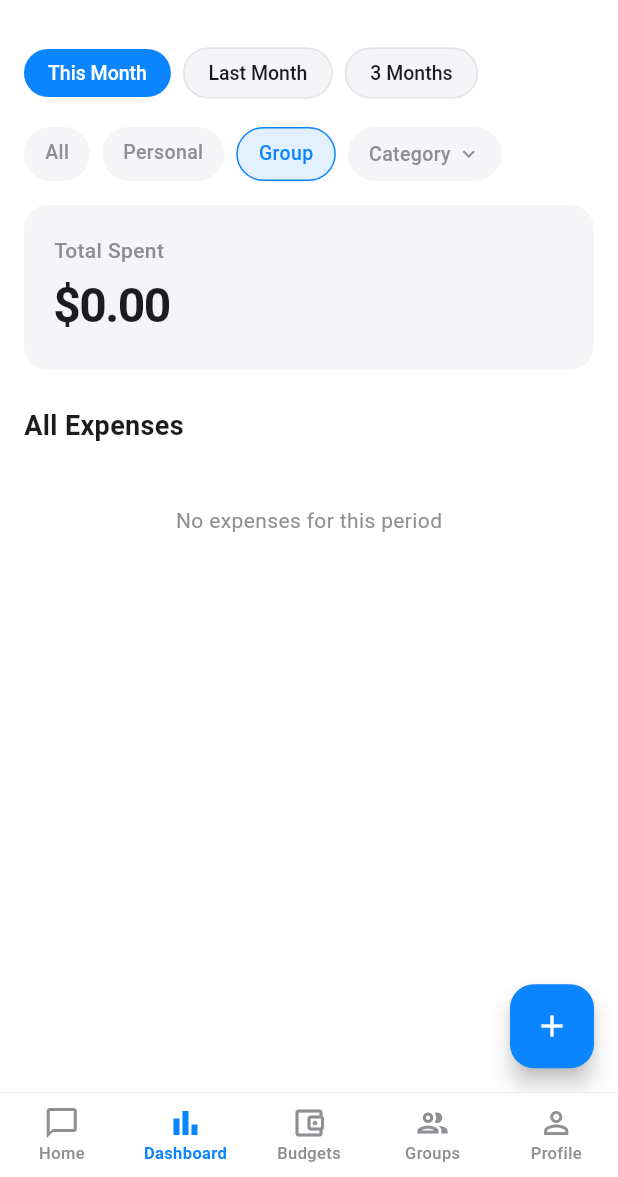
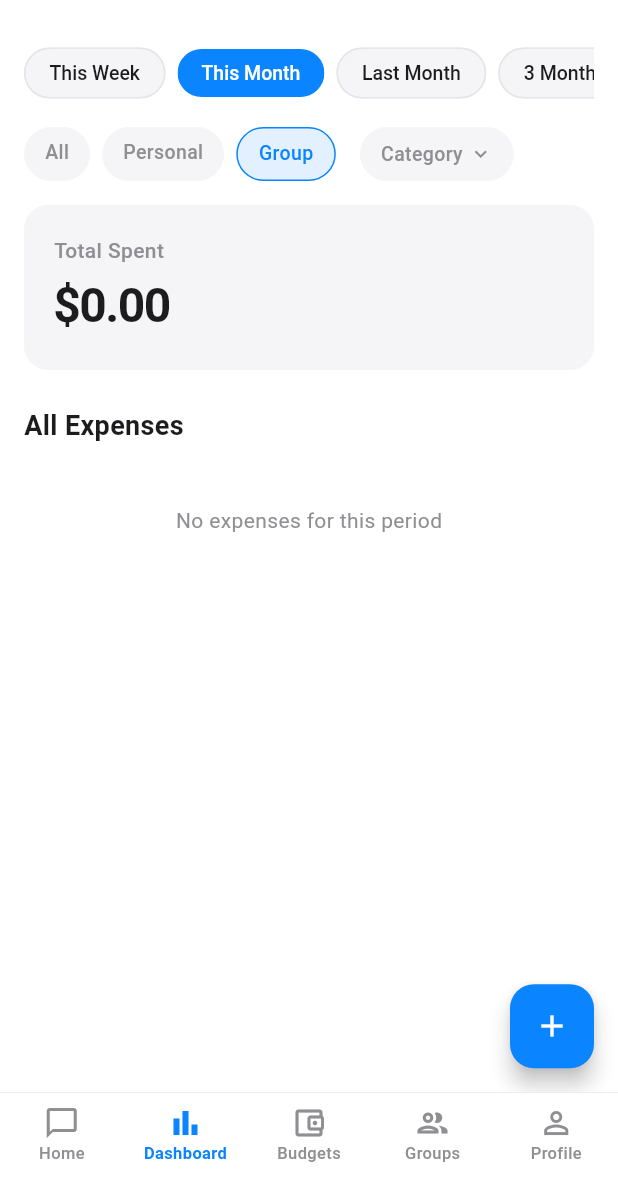
Before and after one commit to sarathfrancis90/penny, a Flutter app: the DashboardScreen screen opened by its route, after a tap on "Group", on a phone screen of 412 x 824 dp, the part 59-1236 px from its top. Run offline on Flutter 3.47's test engine with Material 3 defaults, Android fonts, the phone set to English and light mode, and no system bars; our stand-ins replace cloud_firestore, connectivity_plus, dio, firebase_auth, firebase_core, firebase_crashlytics and 12 more; accounts and stored records are empty.

Commit message:
feat: Enhanced dashboard filters — date range picker, group filter, more presets
Dashboard Filter Improvements:
- Period presets: This Week, This Month, Last Month, 3 Months, This Year, Custom
- Custom date range picker with native iOS date range UI
- Group-specific filter — dropdown showing all user's groups
- Group filter shows group icon + name in picker bottom sheet
- Category filter (existing) works alongside group filter
- All filters combinable (e.g. "This Year" + "Family group" + "Meals")

Provider changes:
- DashboardPeriod enum expanded: thisWeek, thisYear, custom
- Added customDateRangeProvider for custom date range state
- Added groupIdFilter to ExpenseFilter class
- filteredExpensesProvider handles all filter combinations

Co-Authored-By: Claude Opus 4.6 (1M context) <noreply@anthropic.com>

```diff
--- a/mobile/lib/presentation/providers/expense_providers.dart
+++ b/mobile/lib/presentation/providers/expense_providers.dart
@@ -1,3 +1,4 @@
+import 'package:flutter/material.dart' show DateTimeRange;
 import 'package:flutter_riverpod/flutter_riverpod.dart';
 import 'package:intl/intl.dart';
 import 'package:penny_mobile/data/models/expense_model.dart';
@@ -47,19 +48,142 @@ final lastMonthTotalProvider = Provider<double>((ref) {
 });
 
 /// Category breakdown for current month.
-final categoryBreakdownProvider =
-    Provider<List<CategoryBreakdown>>((ref) {
+final categoryBreakdownProvider = Provider<List<CategoryBreakdown>>((ref) {
   final expenses = ref.watch(currentMonthExpensesProvider);
+  return _computeBreakdown(expenses);
+});
+
+// ============================================================
+// DASHBOARD FILTERS
+// ============================================================
+
+/// Period presets + custom date range.
+enum DashboardPeriod {
+  thisWeek,
+  thisMonth,
+  lastMonth,
+  threeMonths,
+  thisYear,
+  custom,
+}
+
+final dashboardPeriodProvider =
+    StateProvider<DashboardPeriod>((ref) => DashboardPeriod.thisMonth);
+
+/// Custom date range (used when period == custom).
+final customDateRangeProvider =
+    StateProvider<DateTimeRange?>((ref) => null);
+
+/// Expense type filter.
+enum ExpenseTypeFilter { all, personal, group }
+
+/// Full filter state.
+class ExpenseFilter {
+  const ExpenseFilter({
+    this.typeFilter = ExpenseTypeFilter.all,
+    this.categoryFilter,
+    this.groupIdFilter,
+  });
+
+  final ExpenseTypeFilter typeFilter;
+  final String? categoryFilter;
+  final String? groupIdFilter; // Filter by specific group
+
+  ExpenseFilter copyWith({
+    ExpenseTypeFilter? typeFilter,
+    String? Function()? categoryFilter,
+    String? Function()? groupIdFilter,
+  }) {
+    return ExpenseFilter(
+      typeFilter: typeFilter ?? this.typeFilter,
+      categoryFilter:
+          categoryFilter != null ? categoryFilter() : this.categoryFilter,
+      groupIdFilter:
+          groupIdFilter != null ? groupIdFilter() : this.groupIdFilter,
+    );
+  }
+}
+
+final expenseFilterProvider =
+    StateProvider<ExpenseFilter>((ref) => const ExpenseFilter());
+
+/// Expenses filtered by period + type + category + group.
+final filteredExpensesProvider = Provider<List<ExpenseModel>>((ref) {
+  final expenses = ref.watch(allExpensesProvider).valueOrNull ?? [];
+  final period = ref.watch(dashboardPeriodProvider);
+  final customRange = ref.watch(customDateRangeProvider);
+  final filter = ref.watch(expenseFilterProvider);
+  final now = DateTime.now();
+
+  // Step 1: filter by period
+  final periodFiltered = expenses.where((e) {
+    final d = e.date.toDate();
+    switch (period) {
+      case DashboardPeriod.thisWeek:
+        final weekStart = now.subtract(Duration(days: now.weekday - 1));
+        return !d.isBefore(DateTime(weekStart.year, weekStart.month, weekStart.day));
+      case DashboardPeriod.thisMonth:
+        return d.year == now.year && d.month == now.month;
+      case DashboardPeriod.lastMonth:
+        final lastMonth = DateTime(now.year, now.month - 1);
+        return d.year == lastMonth.year && d.month == lastMonth.month;
+      case DashboardPeriod.threeMonths:
+        final threeMonthsAgo = DateTime(now.year, now.month - 2, 1);
+        return !d.isBefore(threeMonthsAgo);
+      case DashboardPeriod.thisYear:
+        return d.year == now.year;
+      case DashboardPeriod.custom:
+        if (customRange == null) return true;
+        return !d.isBefore(customRange.start) &&
+            d.isBefore(customRange.end.add(const Duration(days: 1)));
+    }
+  }).toList();
+
+  // Step 2: filter by type (personal / group)
+  var filtered = periodFiltered.where((e) {
+    switch (filter.typeFilter) {
+      case ExpenseTypeFilter.all:
+        return true;
+      case ExpenseTypeFilter.personal:
+        return e.expenseType == 'personal';
+      case ExpenseTypeFilter.group:
+        return e.expenseType == 'group';
+    }
+  }).toList();
+
+  // Step 3: filter by specific group
+  if (filter.groupIdFilter != null) {
+    filtered = filtered.where((e) => e.groupId == filter.groupIdFilter).toList();
+  }
+
+  // Step 4: filter by category
+  if (filter.categoryFilter != null) {
+    filtered = filtered.where((e) => e.category == filter.categoryFilter).toList();
+  }
+
+  // Sort by date descending
+  filtered.sort((a, b) => b.date.toDate().compareTo(a.date.toDate()));
+
+  return filtered;
+});
+
+/// Category breakdown derived from filtered expenses.
+final filteredCategoryBreakdownProvider = Provider<List<CategoryBreakdown>>((ref) {
+  return _computeBreakdown(ref.watch(filteredExpensesProvider));
+});
+
+// ============================================================
+// HELPERS
+// ============================================================
+
+List<CategoryBreakdown> _computeBreakdown(List<ExpenseModel> expenses) {
   final totals = <String, double>{};
-
   for (final e in expenses) {
     totals[e.category] = (totals[e.category] ?? 0) + e.amount;
   }
-
   final total = totals.values.fold(0.0, (a, b) => a + b);
   final sorted = totals.entries.toList()
     ..sort((a, b) => b.value.compareTo(a.value));
-
   return sorted
       .map((e) => CategoryBreakdown(
             category: e.key,
@@ -67,13 +191,7 @@ final categoryBreakdownProvider =
             percentage: total > 0 ? (e.value / total * 100) : 0,
           ))
       .toList();
-});
-
-/// Selected period for dashboard.
-enum DashboardPeriod { thisMonth, lastMonth, threeMonths }
-
-final dashboardPeriodProvider =
-    StateProvider<DashboardPeriod>((ref) => DashboardPeriod.thisMonth);
+}
 
 class CategoryBreakdown {
   const CategoryBreakdown({
@@ -87,125 +205,26 @@ class CategoryBreakdown {
   final double percentage;
 }
 
-/// Cash flow data for the last 3 months (expenses vs income).
+/// Cash flow data for the last 3 months.
 final cashFlowProvider = Provider<List<MonthCashFlow>>((ref) {
   final expenses = ref.watch(allExpensesProvider).valueOrNull ?? [];
   final monthlyIncome = ref.watch(totalMonthlyIncomeProvider);
-
   final now = DateTime.now();
   final months = <MonthCashFlow>[];
 
   for (var i = 2; i >= 0; i--) {
     final target = DateTime(now.year, now.month - i);
     final label = DateFormat.MMM().format(target);
-
     final monthExpenses = expenses.where((e) {
       final d = e.date.toDate();
       return d.year == target.year && d.month == target.month;
     });
     final totalExpenses = monthExpenses.fold(0.0, (sum, e) => sum + e.amount);
-
     months.add(MonthCashFlow(
       monthLabel: label,
       income: monthlyIncome,
       expenses: totalExpenses,
     ));
   }
-
   return months;
 });
-
-/// Filter state for the dashboard expense list.
-enum ExpenseTypeFilter { all, personal, group }
-
-class ExpenseFilter {
-  const ExpenseFilter({
-    this.typeFilter = ExpenseTypeFilter.all,
-    this.categoryFilter,
-  });
-
-  final ExpenseTypeFilter typeFilter;
-  final String? categoryFilter;
-
-  ExpenseFilter copyWith({
-    ExpenseTypeFilter? typeFilter,
-    String? Function()? categoryFilter,
-  }) {
-    return ExpenseFilter(
-      typeFilter: typeFilter ?? this.typeFilter,
-      categoryFilter:
-          categoryFilter != null ? categoryFilter() : this.categoryFilter,
-    );
-  }
-}
-
-final expenseFilterProvider =
-    StateProvider<ExpenseFilter>((ref) => const ExpenseFilter());
-
-/// Expenses filtered by the dashboard period, then by the expense filter.
-final filteredExpensesProvider = Provider<List<ExpenseModel>>((ref) {
-  final expenses = ref.watch(allExpensesProvider).valueOrNull ?? [];
-  final period = ref.watch(dashboardPeriodProvider);
-  final filter = ref.watch(expenseFilterProvider);
-  final now = DateTime.now();
-
-  // Step 1: filter by period
-  final periodFiltered = expenses.where((e) {
-    final d = e.date.toDate();
-    switch (period) {
-      case DashboardPeriod.thisMonth:
-        return d.year == now.year && d.month == now.month;
-      case DashboardPeriod.lastMonth:
-        final lastMonth = DateTime(now.year, now.month - 1);
-        return d.year == lastMonth.year && d.month == lastMonth.month;
-      case DashboardPeriod.threeMonths:
-        final threeMonthsAgo = DateTime(now.year, now.month - 2, 1);
-        return !d.isBefore(threeMonthsAgo);
-    }
-  }).toList();
-
-  // Step 2: filter by type (personal / group)
-  final typeFiltered = periodFiltered.where((e) {
-    switch (filter.typeFilter) {
-      case ExpenseTypeFilter.all:
-        return true;
-      case ExpenseTypeFilter.personal:
-        return e.expenseType == 'personal';
-      case ExpenseTypeFilter.group:
-        return e.expenseType == 'group';
-    }
-  }).toList();
-
-  // Step 3: filter by category
-  final categoryFiltered = filter.categoryFilter == null
-      ? typeFiltered
-      : typeFiltered.where((e) => e.category == filter.categoryFilter).toList();
-
-  // Sort by date descending
-  categoryFiltered.sort((a, b) => b.date.toDate().compareTo(a.date.toDate()));
-
-  return categoryFiltered;
-});
-
-/// Category breakdown derived from filtered expenses (respects period + filters).
-final filteredCategoryBreakdownProvider =
-    Provider<List<CategoryBreakdown>>((ref) {
-  final expenses = ref.watch(filteredExpensesProvider);
-  final totals = <String, double>{};
-
-  for (final e in expenses) {
-    totals[e.category] = (totals[e.category] ?? 0) + e.amount;
-  }
-
-  final total = totals.values.fold(0.0, (a, b) => a + b);
-  final sorted = totals.entries.toList()
-    ..sort((a, b) => b.value.compareTo(a.value));
-
-  return sorted
-      .map((e) => CategoryBreakdown(
-            category: e.key,
-            amount: e.value,
-            percentage: total > 0 ? (e.value / total * 100) : 0,
-          ))
-      .toList();
-});
--- a/mobile/lib/presentation/screens/dashboard/dashboard_screen.dart
+++ b/mobile/lib/presentation/screens/dashboard/dashboard_screen.dart
@@ -6,6 +6,7 @@ import 'package:penny_mobile/core/constants/app_colors.dart';
 import 'package:penny_mobile/core/constants/categories.dart';
 import 'package:penny_mobile/data/models/expense_model.dart';
 import 'package:penny_mobile/presentation/providers/expense_providers.dart';
+import 'package:penny_mobile/presentation/providers/group_providers.dart';
 import 'package:penny_mobile/presentation/widgets/quick_add_expense.dart';
 import 'package:penny_mobile/presentation/screens/dashboard/widgets/expense_list_tile.dart';
 import 'package:penny_mobile/presentation/widgets/animated_counter.dart';
@@ -193,23 +194,39 @@ class _PeriodSelector extends ConsumerWidget {
   @override
   Widget build(BuildContext context, WidgetRef ref) {
     final selected = ref.watch(dashboardPeriodProvider);
+    final customRange = ref.watch(customDateRangeProvider);
 
-    return Row(
-      children: DashboardPeriod.values.map((period) {
+    final presets = <DashboardPeriod, String>{
+      DashboardPeriod.thisWeek: 'This Week',
+      DashboardPeriod.thisMonth: 'This Month',
+      DashboardPeriod.lastMonth: 'Last Month',
+      DashboardPeriod.threeMonths: '3 Months',
+      DashboardPeriod.thisYear: 'This Year',
+      DashboardPeriod.custom: customRange != null
+          ? '${DateFormat('MMM d').format(customRange.start)} – ${DateFormat('MMM d').format(customRange.end)}'
+          : 'Custom',
+    };
+
+    return SingleChildScrollView(
+      scrollDirection: Axis.horizontal,
+      child: Row(
+        children: presets.entries.map((entry) {
+          final period = entry.key;
+          final label = entry.value;
           final isActive = period == selected;
-        final label = switch (period) {
-          DashboardPeriod.thisMonth => 'This Month',
-          DashboardPeriod.lastMonth => 'Last Month',
-          DashboardPeriod.threeMonths => '3 Months',
-        };
 
           return Padding(
             padding: const EdgeInsets.only(right: 8),
             child: ChoiceChip(
               label: Text(label),
               selected: isActive,
-            onSelected: (_) =>
-                ref.read(dashboardPeriodProvider.notifier).state = period,
+              onSelected: (_) {
+                if (period == DashboardPeriod.custom) {
+                  _showDateRangePicker(context, ref);
+                } else {
+                  ref.read(dashboardPeriodProvider.notifier).state = period;
+                }
+              },
               selectedColor: AppColors.primary,
               labelStyle: TextStyle(
                 color: isActive ? Colors.white : AppColors.textPrimary,
@@ -226,7 +243,37 @@ class _PeriodSelector extends ConsumerWidget {
             ),
           );
         }).toList(),
+      ),
     );
+  }
+
+  Future<void> _showDateRangePicker(BuildContext context, WidgetRef ref) async {
+    final now = DateTime.now();
+    final picked = await showDateRangePicker(
+      context: context,
+      firstDate: DateTime(2020),
+      lastDate: now,
+      initialDateRange: ref.read(customDateRangeProvider) ??
+          DateTimeRange(
+            start: DateTime(now.year, now.month, 1),
+            end: now,
+          ),
+      builder: (context, child) {
+        return Theme(
+          data: Theme.of(context).copyWith(
+            colorScheme: Theme.of(context).colorScheme.copyWith(
+                  primary: AppColors.primary,
+                ),
+          ),
+          child: child!,
+        );
+      },
+    );
+
+    if (picked != null) {
+      ref.read(customDateRangeProvider.notifier).state = picked;
+      ref.read(dashboardPeriodProvider.notifier).state = DashboardPeriod.custom;
+    }
   }
 }
 
@@ -273,12 +320,28 @@ class _FilterRow extends ConsumerWidget {
           // Group chip
           _FilterChip(
             label: 'Group',
-            isActive: filter.typeFilter == ExpenseTypeFilter.group,
+            isActive: filter.typeFilter == ExpenseTypeFilter.group &&
+                filter.groupIdFilter == null,
             onTap: () {
               ref.read(expenseFilterProvider.notifier).state = filter.copyWith(
                 typeFilter: filter.typeFilter == ExpenseTypeFilter.group
                     ? ExpenseTypeFilter.all
                     : ExpenseTypeFilter.group,
+                groupIdFilter: () => null,
+              );
+            },
+          ),
+          const SizedBox(width: 8),
+
+          // Specific group picker chip
+          _GroupDropdownChip(
+            selectedGroupId: filter.groupIdFilter,
+            onChanged: (groupId) {
+              ref.read(expenseFilterProvider.notifier).state = filter.copyWith(
+                typeFilter: groupId != null
+                    ? ExpenseTypeFilter.group
+                    : ExpenseTypeFilter.all,
+                groupIdFilter: () => groupId,
               );
             },
           ),
@@ -332,6 +395,93 @@ class _FilterChip extends StatelessWidget {
             fontWeight: FontWeight.w500,
             color: isActive ? AppColors.primary : AppColors.textSecondary,
           ),
+        ),
+      ),
+    );
+  }
+}
+
+class _GroupDropdownChip extends ConsumerWidget {
+  const _GroupDropdownChip({
+    required this.selectedGroupId,
+    required this.onChanged,
+  });
+
+  final String? selectedGroupId;
+  final ValueChanged<String?> onChanged;
+
+  @override
+  Widget build(BuildContext context, WidgetRef ref) {
+    final groupsAsync = ref.watch(userGroupsProvider);
+    final groups = groupsAsync.valueOrNull ?? [];
+
+    if (groups.isEmpty) return const SizedBox.shrink();
+
+    final selectedName = selectedGroupId != null
+        ? groups.where((g) => g.id == selectedGroupId).firstOrNull?.name
+        : null;
+
+    return GestureDetector(
+      onTap: () {
+        showModalBottomSheet(
+          context: context,
+          builder: (ctx) => SafeArea(
+            child: Column(
+              mainAxisSize: MainAxisSize.min,
+              children: [
+                ListTile(
+                  title: const Text('All Groups'),
+                  selected: selectedGroupId == null,
+                  onTap: () {
+                    onChanged(null);
+                    Navigator.pop(ctx);
+                  },
+                ),
+                ...groups.map((g) => ListTile(
+                      leading: Text(g.icon ?? '👥', style: const TextStyle(fontSize: 20)),
+                      title: Text(g.name),
+                      selected: selectedGroupId == g.id,
+                      onTap: () {
+                        onChanged(g.id);
+                        Navigator.pop(ctx);
+                      },
+                    )),
+              ],
+            ),
+          ),
+        );
+      },
+      child: Container(
+        padding: const EdgeInsets.symmetric(horizontal: 12, vertical: 6),
+        decoration: BoxDecoration(
+          color: selectedGroupId != null ? AppColors.primary : AppColors.surface,
+          borderRadius: BorderRadius.circular(20),
+          border: selectedGroupId != null
+              ? null
+              : Border.all(color: AppColors.divider),
+        ),
+        child: Row(
+          mainAxisSize: MainAxisSize.min,
+          children: [
+            Text(
+              selectedName ?? 'By Group',
+              style: TextStyle(
+                fontSize: 13,
+                fontWeight: FontWeight.w500,
+                color: selectedGroupId != null
+                    ? Colors.white
+                    : AppColors.textPrimary,
+              ),
+            ),
+            const SizedBox(width: 4),
+            Icon(
+              Icons.arrow_drop_down,
+              size: 16,
+              color: selectedGroupId != null
+                  ? Colors.white
+                  : AppColors.textSecondary,
+            ),
+          ],
         ),
       ),
     );
```
Lines whose indentation alone changed are shown as unchanged.
